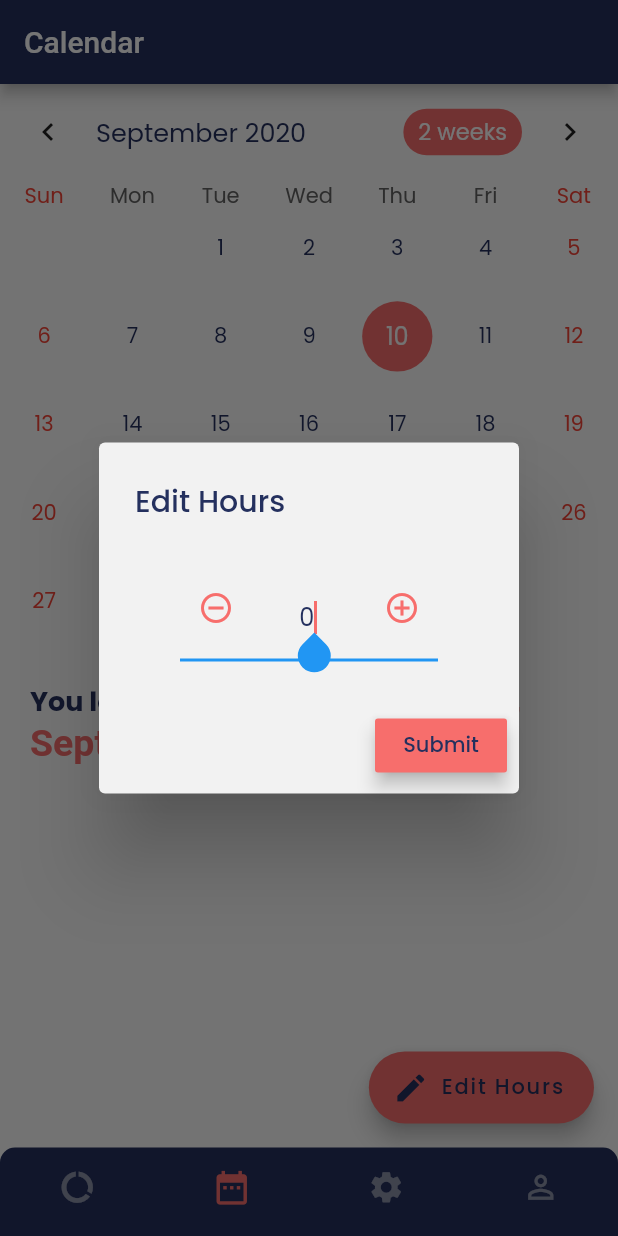
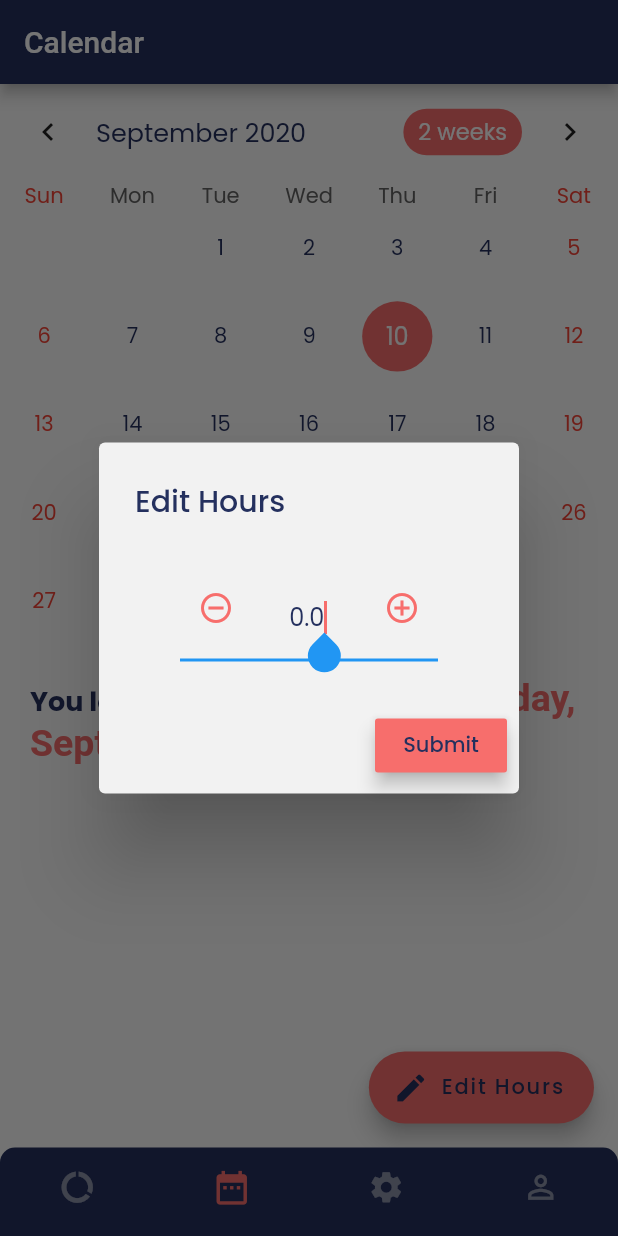
Before and after one commit to KavpreetGrewal/onTrack-time-tracker, a Flutter app: the screen it shows once a user with an empty profile is signed in, item 2 of the bottom bar chosen, after a tap on "Edit Hours", on a phone screen of 412 x 824 dp. Run offline on Flutter 3.47's test engine with Material 2 defaults, Android fonts, the phone set to English and light mode, and no system bars; drawn by our look-alikes of table_calendar; our stand-ins replace firebase_auth, firebase_database, google_sign_in, shared_preferences; missing offline and left inert: date_util, firebase_admob; accounts and stored records are empty.

Commit message:
add new double support

```diff
--- a/lib/pages/calendar/calendarPage.dart
+++ b/lib/pages/calendar/calendarPage.dart
@@ -17,7 +17,7 @@ class _CalendarState extends State<Calendar> {
   CalendarController _calendarController;
   var selectedDay = DateFormat.yMMMMEEEEd().format(DateTime.now());
   var days = DateTime.now();
-  static var hours = SettingsVar.dates['${SettingsVar.today}'];
+  static double hours = SettingsVar.dates['${SettingsVar.today}'];
   var controller = new TextEditingController(text: '$hours');
 
   @override
@@ -65,7 +65,7 @@ class _CalendarState extends State<Calendar> {
     return temp.toInt();
   }
 
-  void editHours (var hour) {
+  void editHours (double hour) {
 
     this.setState(() {
       var dateUtility = new DateUtil();
@@ -151,23 +151,20 @@ class _CalendarState extends State<Calendar> {
             autofocus: true,
             controller: this.controller,
             keyboardType: TextInputType.number,
-            inputFormatters: <TextInputFormatter>[
-              WhitelistingTextInputFormatter.digitsOnly
-            ],
             cursorColor: ThemeColors.Red,
             decoration: InputDecoration(
               prefix: IconButton(
                 icon: Icon(Icons.remove_circle_outline, color: ThemeColors.Red,),
                 onPressed: () {
-                  int current = int.parse(controller.text);
-                  controller.text = '${--current}';
+                  double current = double.parse(controller.text);
+                  controller.text = '${current - 1}';
                 },
               ),
               suffix: IconButton(
                 icon: Icon(Icons.add_circle_outline, color: ThemeColors.Red,),
                 onPressed: () {
-                  int current = int.parse(controller.text);
-                  controller.text = '${++current}';
+                  double current = double.parse(controller.text);
+                  controller.text = '${current + 1}';
                 },
               ),
             ),
@@ -182,7 +179,7 @@ class _CalendarState extends State<Calendar> {
               ),),
             color: ThemeColors.Red,
             onPressed: () {
-              editHours(int.parse(controller.text));
+              editHours(double.parse(controller.text));
               updateSelectedDay(days);
               Navigator.of(context).pop(controller.text.toString());
             },
@@ -243,7 +240,7 @@ class _CalendarState extends State<Calendar> {
                           children: <TextSpan> [
                             TextSpan(text: 'You logged  '),
                             TextSpan(text:
-                            '$hours',
+                            '${hours.toDouble().toStringAsFixed(2)}',
 
                               style: TextStyle(fontSize: 25.0,
                                   fontWeight: FontWeight.w700,
--- a/lib/pages/home/homePage.dart
+++ b/lib/pages/home/homePage.dart
@@ -19,7 +19,7 @@ class _HomeState extends State<Home> {
   void initState() {
     super.initState();
     if (SettingsVar.dates['${SettingsVar.today}'] == null) {
-      SettingsVar.setCurrentTimePeriod(0);
+      SettingsVar.setCurrentTimePeriod(0.00);
     } else {
       SettingsVar.setCurrentTimePeriod(SettingsVar.dates['${SettingsVar.today}']);
     }
@@ -58,8 +58,8 @@ class _HomeState extends State<Home> {
     });
   }
 
-  int getProgress () {
-    var progress;
+  double getProgress () {
+    double progress;
     this.setState(() {
       if (SettingsVar.period == 'Week') {
         progress = SettingsVar.wprogressOfTimePeriod;
@@ -110,10 +110,10 @@ class _HomeState extends State<Home> {
 
   String getHours () {
     if (SettingsVar.rollingPeriod) {
-      return '${SettingsVar.totalTimePeriod - getProgress()}';
+      return '${(SettingsVar.totalTimePeriod - getProgress()).toDouble().toStringAsFixed(2)}';
     } else {
-      return '${(SettingsVar.totalTimePeriod - getProgress()) ~/
-          getDaysLeftInWeek(SettingsVar.rollingPeriod)}';
+      return '${((SettingsVar.totalTimePeriod - getProgress()) /
+          getDaysLeftInWeek(SettingsVar.rollingPeriod)).toDouble().toStringAsFixed(2)}';
     }
   }
 
@@ -126,7 +126,7 @@ class _HomeState extends State<Home> {
   }
 
   int getDaysLeftInWeek (bool rolling) {
-    int temp = 0;
+    double temp = 0;
     var now = new DateTime.now();
     this.setState(() {
       if (SettingsVar.period == 'Week') {
@@ -158,11 +158,11 @@ class _HomeState extends State<Home> {
         }
       } else if (SettingsVar.period == 'Year') {
         if (rolling) {
-          temp = DateTime.utc(DateTime.now().year, 12, 31)
-              .difference(DateTime.utc(DateTime.now().year, 01, 01)).inDays - 1;
+          temp = (DateTime.utc(DateTime.now().year, 12, 31)
+              .difference(DateTime.utc(DateTime.now().year, 01, 01)).inDays - 1).toDouble();
         } else {
           temp = DateTime.now()
-              .difference(DateTime.utc(DateTime.now().year, 01, 01)).inDays;
+              .difference(DateTime.utc(DateTime.now().year, 01, 01)).inDays.toDouble();
         }
         if (SettingsVar.currentTimePeriod == 0) {
           temp += 1;
@@ -173,14 +173,14 @@ class _HomeState extends State<Home> {
   }
 
   var controller = new TextEditingController(
-      text: '${SettingsVar.currentTimePeriod}'
+      text: '${SettingsVar.currentTimePeriod.toDouble().toStringAsFixed(2)}'
   );
 
   createAlertDialog(BuildContext context) {
     @override
     void initState() {
       super.initState();
-      controller.text = '${SettingsVar.currentTimePeriod}';
+      controller.text = '${SettingsVar.currentTimePeriod.toDouble().toStringAsFixed(2)}';
     }
 
     return showDialog(context: context, barrierDismissible: false,
@@ -195,23 +195,20 @@ class _HomeState extends State<Home> {
               autofocus: true,
               controller: this.controller,
               keyboardType: TextInputType.number,
-              inputFormatters: <TextInputFormatter>[
-                WhitelistingTextInputFormatter.digitsOnly
-              ],
               cursorColor: ThemeColors.Red,
               decoration: InputDecoration(
                 prefix: IconButton(
                   icon: Icon(Icons.remove_circle_outline, color: ThemeColors.Red,),
                   onPressed: () {
-                    int current = int.parse(controller.text);
-                    controller.text = '${--current}';
+                    double current = double.parse(controller.text);
+                    controller.text = '${current - 1}';
                   },
                 ),
                 suffix: IconButton(
                   icon: Icon(Icons.add_circle_outline, color: ThemeColors.Red,),
                   onPressed: () {
-                    int current = int.parse(controller.text);
-                    controller.text = '${++current}';
+                    double current = double.parse(controller.text);
+                    controller.text = '${current + 1}';
                   },
                 ),
               ),
@@ -226,7 +223,7 @@ class _HomeState extends State<Home> {
               ),),
             color: ThemeColors.Red,
             onPressed: () {
-              setCurrentTimePeriod(int.parse(controller.text));
+              setCurrentTimePeriod(double.parse(controller.text));
               Navigator.of(context).pop(controller.text.toString());
             },
           )
@@ -315,8 +312,8 @@ class _HomeState extends State<Home> {
                           child: Row(
                             children: <Widget>[
                               Text (
-                                  '${getProgress()} ',
-                                style: TextStyle(fontSize: 45.0,
+                                  '${getProgress().toStringAsFixed(2)} ',
+                                style: TextStyle(fontSize: 40.0,
                                         fontWeight: FontWeight.bold,
                                     color: ThemeColors.Red),
                               ),
@@ -352,9 +349,9 @@ class _HomeState extends State<Home> {
                               },
                               child: Center(child: Text(
                                 "${(getProgress() /
-                                    SettingsVar.totalTimePeriod * 100).toInt()}%",
+                                    SettingsVar.totalTimePeriod * 100).toStringAsFixed(2)}%",
                                 style: TextStyle (
-                                    fontSize: 30,
+                                    fontSize: 25,
                                     fontWeight: FontWeight.bold,
                                 ),))
                           )
@@ -404,8 +401,8 @@ class _HomeState extends State<Home> {
                             child: Row(
                               children: <Widget>[
                                 Text (
-                                  '${SettingsVar.currentTimePeriod} ',
-                                  style: TextStyle(fontSize: 45.0,
+                                  '${SettingsVar.currentTimePeriod.toDouble().toStringAsFixed(2)} ',
+                                  style: TextStyle(fontSize: 40.0,
                                       fontWeight: FontWeight.bold,
                                       color: ThemeColors.Red),
                                 ),
--- a/lib/pages/settings/settingsPage.dart
+++ b/lib/pages/settings/settingsPage.dart
@@ -139,6 +139,7 @@ class _SettingsState extends State<Settings> {
                 ),),
               color: ThemeColors.Red,
               onPressed: () {
+                myBanner = buildLargeBannerAd()..load();
                 Navigator.of(context).pop();
               },
             ),
@@ -154,6 +155,7 @@ class _SettingsState extends State<Settings> {
                 ),),
               color: ThemeColors.Red,
               onPressed: () {
+                myBanner = buildLargeBannerAd()..load();
                 SettingsVar.reset();
                 Navigator.of(context).pop();
               },
@@ -367,6 +369,7 @@ class _SettingsState extends State<Settings> {
                       ),
                     ),
                     onPressed: ()  {
+                      myBanner.dispose();
                       createAlertDialog(context);
                     },
                   )
--- a/lib/pages/settings/variables.dart
+++ b/lib/pages/settings/variables.dart
@@ -35,11 +35,11 @@ class SettingsVar {
   static dynamic period = 'Week';
   static var periodAdj = 'Weekly';
   static dynamic totalTimePeriod = 70;
-  static dynamic wprogressOfTimePeriod = 0;
-  static dynamic mprogressOfTimePeriod = 0;
-  static dynamic yprogressOfTimePeriod = 0;
-  static dynamic currentTimePeriod = 0;
-  static dynamic dailyMax = 12;
+  static dynamic wprogressOfTimePeriod = 0.00;
+  static dynamic mprogressOfTimePeriod = 0.00;
+  static dynamic yprogressOfTimePeriod = 0.00;
+  static dynamic currentTimePeriod = 0.00;
+  static dynamic dailyMax = 14;
   static dynamic rollingPeriod = true;
   static dynamic email = '';
   static dynamic password = '';
@@ -130,14 +130,14 @@ class SettingsVar {
   static void changeProgress() {
     if (SettingsVar.rollingPeriod) {
       if (SettingsVar.period == 'Week') {
-        int temp = 0;
+        double temp = 0;
         for (int i = 0; i < 7; i++) {
           temp += SettingsVar.dates['${SettingsVar.today - i}'] == null ? 0 :
           SettingsVar.dates['${SettingsVar.today - i}'];
         }
         SettingsVar.setwProgressOfTimePeriod(temp);
       } else if (SettingsVar.period == 'Month') {
-        int temp = 0;
+        double temp = 0;
         for (int i = 0; i < DateUtil().daysInMonth(
             DateTime.now().month, DateTime.now().year); i++) {
           temp += SettingsVar.dates['${SettingsVar.today - i}'] == null ? 0 :
@@ -145,7 +145,7 @@ class SettingsVar {
         }
         SettingsVar.setmProgressOfTimePeriod(temp);
       } else if (SettingsVar.period == 'Year') {
-        int temp = 0;
+        double temp = 0;
         for (int i = 0; i < DateUtil().yearLength(DateTime.now().year); i++) {
           temp += SettingsVar.dates['${SettingsVar.today - i}'] == null ? 0 :
           SettingsVar.dates['${SettingsVar.today - i}'];
@@ -154,7 +154,7 @@ class SettingsVar {
       }
     } else {
       if (SettingsVar.period == 'Week') {
-        int temp = 0;
+        double temp = 0;
         var dayNum = DateTime.now().weekday == 7 ? 0 : DateTime.now().weekday;
 
         for (int i = 0; i < 7; i++) {
@@ -164,7 +164,7 @@ class SettingsVar {
         }
         SettingsVar.setwProgressOfTimePeriod(temp);
       } else if (SettingsVar.period == 'Month') {
-        int temp = 0;
+        double temp = 0;
         var start = DateTime.utc(DateTime.now().year, DateTime.now().month, 01).
         difference(DateTime.parse('20200101')).inDays + 1;
         var end = DateTime.utc(DateTime.now().year, DateTime.now().month  ,
@@ -176,7 +176,7 @@ class SettingsVar {
         }
         SettingsVar.setmProgressOfTimePeriod(temp);
       } else if (SettingsVar.period == 'Year') {
-        int temp = 0;
+        double temp = 0;
         var start = DateTime.utc(DateTime.now().year, 01 , 01)
             .difference(DateTime.parse('20200101')).inDays;
         var end = DateTime.utc(DateTime.now().year, 12 , 31)
@@ -211,22 +211,22 @@ class SettingsVar {
     setTimeFrame('Hour');
     setPeriod('Week');
     setTotalTimePeriod(70);
-    setwProgressOfTimePeriod(0);
-    setmProgressOfTimePeriod(0);
-    setyProgressOfTimePeriod(0);
-    setCurrentTimePeriod(0);
-    setDailyMax(12);
+    setwProgressOfTimePeriod(0.00);
+    setmProgressOfTimePeriod(0.00);
+    setyProgressOfTimePeriod(0.00);
+    setCurrentTimePeriod(0.00);
+    setDailyMax(14);
     setRollingPeriod(true);
     timeFrame = 'Hour';
     timeFrameAdj = 'Hourly';
     period = 'Week';
     periodAdj = 'Weekly';
     totalTimePeriod = 70;
-    wprogressOfTimePeriod = 0;
-    mprogressOfTimePeriod = 0;
-    yprogressOfTimePeriod = 0;
-    currentTimePeriod = 0;
-    dailyMax = 12;
+    wprogressOfTimePeriod = 0.00;
+    mprogressOfTimePeriod = 0.00;
+    yprogressOfTimePeriod = 0.00;
+    currentTimePeriod = 0.00;
+    dailyMax = 14;
     rollingPeriod = true;
   }
 
--- a/lib/sharedPreferences/variablesStorage.dart
+++ b/lib/sharedPreferences/variablesStorage.dart
@@ -108,18 +108,18 @@ class StoredVar {
 
   static void getwprogressOfTimePeriod() async {
     final prefs = await SharedPreferences.getInstance();
-    SettingsVar.wprogressOfTimePeriod = prefs.getInt('wprogressOfTimePeriod') ?? 0;
+    SettingsVar.wprogressOfTimePeriod = prefs.getDouble('wprogressOfTimePeriod') ?? 0.00;
   }
-  static Future<void> setwprogressOfTimePeriod(int wprogressOfTimePeriod) async {
+  static Future<void> setwprogressOfTimePeriod(double wprogressOfTimePeriod) async {
     final prefs = await SharedPreferences.getInstance();
-    await prefs.setInt('wprogressOfTimePeriod', wprogressOfTimePeriod);
+    await prefs.setDouble('wprogressOfTimePeriod', wprogressOfTimePeriod);
 
     if (uid != '') firebaseDB.child('$uid/').child('wprogressOfTimePeriod').set(wprogressOfTimePeriod);
   }
   static void getDBwprogressOfTimePeriod() async {
     DataSnapshot ds = await firebaseDB.child('$uid/').child('wprogressOfTimePeriod').once().then(
             (DataSnapshot data){
-          SettingsVar.wprogressOfTimePeriod = data.value ?? 0;
+          SettingsVar.wprogressOfTimePeriod = data.value ?? 0.00;
           setwprogressOfTimePeriod(SettingsVar.wprogressOfTimePeriod);
           return data;
         });
@@ -128,18 +128,18 @@ class StoredVar {
 
   static void getmprogressOfTimePeriod() async {
     final prefs = await SharedPreferences.getInstance();
-    SettingsVar.mprogressOfTimePeriod = prefs.getInt('mprogressOfTimePeriod') ?? 0;
+    SettingsVar.mprogressOfTimePeriod = prefs.getDouble('mprogressOfTimePeriod') ?? 0.00;
   }
-  static Future<void> setmprogressOfTimePeriod(int mprogressOfTimePeriod) async {
+  static Future<void> setmprogressOfTimePeriod(double mprogressOfTimePeriod) async {
     final prefs = await SharedPreferences.getInstance();
-    await prefs.setInt('mprogressOfTimePeriod', mprogressOfTimePeriod);
+    await prefs.setDouble('mprogressOfTimePeriod', mprogressOfTimePeriod);
 
     if (uid != '') firebaseDB.child('$uid/').child('mprogressOfTimePeriod').set( mprogressOfTimePeriod);
   }
   static void getDBmprogressOfTimePeriod() async {
     DataSnapshot ds = await firebaseDB.child('$uid/').child('mprogressOfTimePeriod').once().then(
             (DataSnapshot data){
-          SettingsVar.mprogressOfTimePeriod = data.value ?? 0;
+          SettingsVar.mprogressOfTimePeriod = data.value ?? 0.00;
           setmprogressOfTimePeriod(SettingsVar.mprogressOfTimePeriod);
           return data;
         });
@@ -148,18 +148,18 @@ class StoredVar {
 
   static void getyprogressOfTimePeriod() async {
     final prefs = await SharedPreferences.getInstance();
-    SettingsVar.yprogressOfTimePeriod = prefs.getInt('yprogressOfTimePeriod') ?? 0;
+    SettingsVar.yprogressOfTimePeriod = prefs.getDouble('yprogressOfTimePeriod') ?? 0.00;
   }
-  static Future<void> setyprogressOfTimePeriod(int yprogressOfTimePeriod) async {
+  static Future<void> setyprogressOfTimePeriod(double yprogressOfTimePeriod) async {
     final prefs = await SharedPreferences.getInstance();
-    await prefs.setInt('yprogressOfTimePeriod', yprogressOfTimePeriod);
+    await prefs.setDouble('yprogressOfTimePeriod', yprogressOfTimePeriod);
 
     if (uid != '') firebaseDB.child('$uid/').child('yprogressOfTimePeriod').set(yprogressOfTimePeriod);
   }
   static void getDByprogressOfTimePeriod() async {
     DataSnapshot ds = await firebaseDB.child('$uid/').child('yprogressOfTimePeriod').once().then(
             (DataSnapshot data){
-          SettingsVar.yprogressOfTimePeriod = data.value ?? 0;
+          SettingsVar.yprogressOfTimePeriod = data.value ?? 0.00;
           setyprogressOfTimePeriod(SettingsVar.yprogressOfTimePeriod);
           return data;
         });
@@ -168,18 +168,18 @@ class StoredVar {
 
   static void getCurrentTimePeriod() async {
     final prefs = await SharedPreferences.getInstance();
-    SettingsVar.currentTimePeriod = prefs.getInt('currentTimePeriod') ?? 0;
+    SettingsVar.currentTimePeriod = prefs.getDouble('currentTimePeriod') ?? 0.00;
   }
-  static Future<void> setCurrentTimePeriod(int currentTimePeriod) async {
+  static Future<void> setCurrentTimePeriod(double currentTimePeriod) async {
     final prefs = await SharedPreferences.getInstance();
-    await prefs.setInt('currentTimePeriod', currentTimePeriod);
+    await prefs.setDouble('currentTimePeriod', currentTimePeriod);
 
     if (uid != '') firebaseDB.child('$uid/').child('currentTimePeriod').set(currentTimePeriod);
   }
   static void getDBCurrentTimePeriod() async {
     DataSnapshot ds = await firebaseDB.child('$uid/').child('currentTimePeriod').once().then(
             (DataSnapshot data){
-          SettingsVar.currentTimePeriod = data.value ?? 0;
+          SettingsVar.currentTimePeriod = data.value ?? 0.00;
           setCurrentTimePeriod(SettingsVar.currentTimePeriod);
           return data;
         });
@@ -188,7 +188,7 @@ class StoredVar {
 
   static void  getDailyMax() async {
     final prefs = await SharedPreferences.getInstance();
-    SettingsVar.dailyMax = prefs.getInt('dailyMax') ?? 12;
+    SettingsVar.dailyMax = prefs.getInt('dailyMax') ?? 14;
   }
   static Future<void> setDailyMax(int dailyMax) async {
     final prefs = await SharedPreferences.getInstance();
@@ -199,7 +199,7 @@ class StoredVar {
   static void getDBDailyMax() async {
     DataSnapshot ds = await firebaseDB.child('$uid/').child('dailyMax').once().then(
             (DataSnapshot data){
-          SettingsVar.dailyMax = data.value ?? 12;
+          SettingsVar.dailyMax = data.value ?? 14;
           setDailyMax(SettingsVar.dailyMax);
           return data;
         });
```
